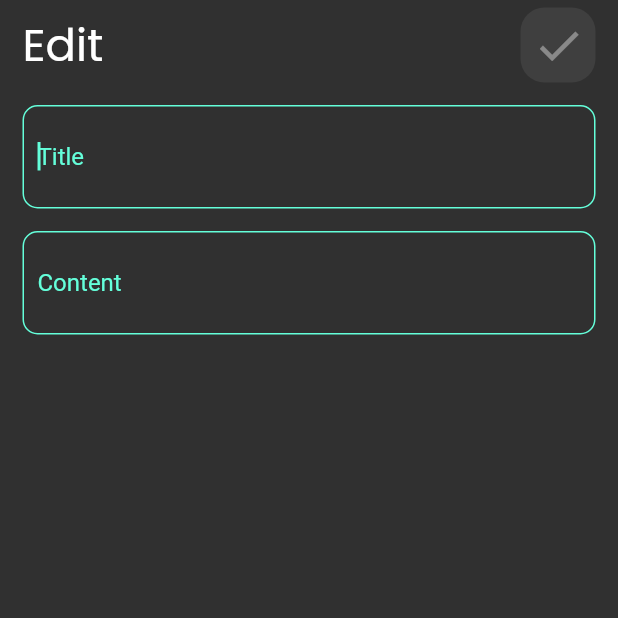
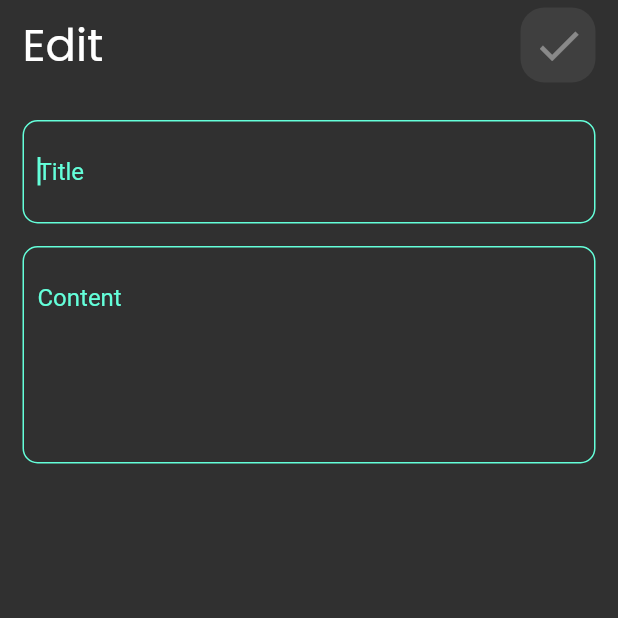
Before and after one commit to andrrew24/notes_app, a Flutter app: the EditNoteViewBody screen opened directly, on a phone screen of 412 x 824 dp, the top half of it. Run offline on Flutter 3.47's test engine with Material 2 defaults, Android fonts, the phone set to English and light mode, and no system bars; our stand-ins replace google_fonts.

```diff
--- a/lib/views/notes_view.dart
+++ b/lib/views/notes_view.dart
@@ -9,14 +9,13 @@ import 'package:notes_app/views/widgets/notes_view_body.dart';
 class NotesView extends StatelessWidget {
   final TextEditingController title = TextEditingController();
   final TextEditingController content = TextEditingController();
-  TimeOfDay timeOfDay = TimeOfDay(hour: 0, minute: 0);
   @override
   Widget build(BuildContext context) {
     return  Scaffold(
       body:const CustomNotesViewBody(),
       floatingActionButton: FloatingActionButton(
           onPressed: () {
-            showBottomSheet(
+            showModalBottomSheet(
                 shape: const RoundedRectangleBorder(
                     borderRadius: BorderRadius.only(
                         topLeft: Radius.circular(20),
--- a/lib/views/widgets/edit_note_view_body.dart
+++ b/lib/views/widgets/edit_note_view_body.dart
@@ -6,7 +6,7 @@ import 'package:notes_app/views/widgets/custom_textfield.dart';
 import 'app_bar.dart';
 
 class EditNoteViewBody extends StatelessWidget {
-   EditNoteViewBody({
+  EditNoteViewBody({
     super.key,
   });
 
@@ -26,15 +26,21 @@ class EditNoteViewBody extends StatelessWidget {
                 icon: Icons.done,
               ),
               const SizedBox(
-                height: 15,
+                height: 25,
               ),
               CustomTextField(
-                  textController: titleController, hintText: "Title"),
+                textController: titleController,
+                hintText: "Title",
+                maxlines: 1,
+              ),
               const SizedBox(
                 height: 15,
               ),
               CustomTextField(
-                  textController: contentController, hintText: "Content"),
+                textController: contentController,
+                hintText: "Content",
+                maxlines: 5,
+              ),
             ],
           ),
         ),
```
Also changed, not shown: lib/models/note.dart (+9 -8 lines), lib/views/widgets/add_note_bottom_sheet.dart (line endings or trailing spaces).
